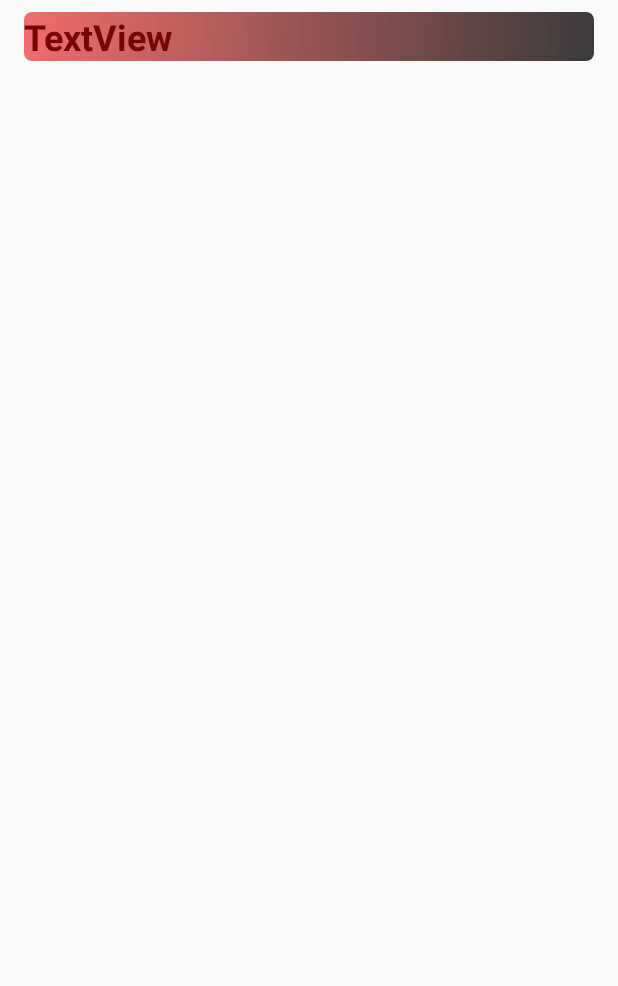
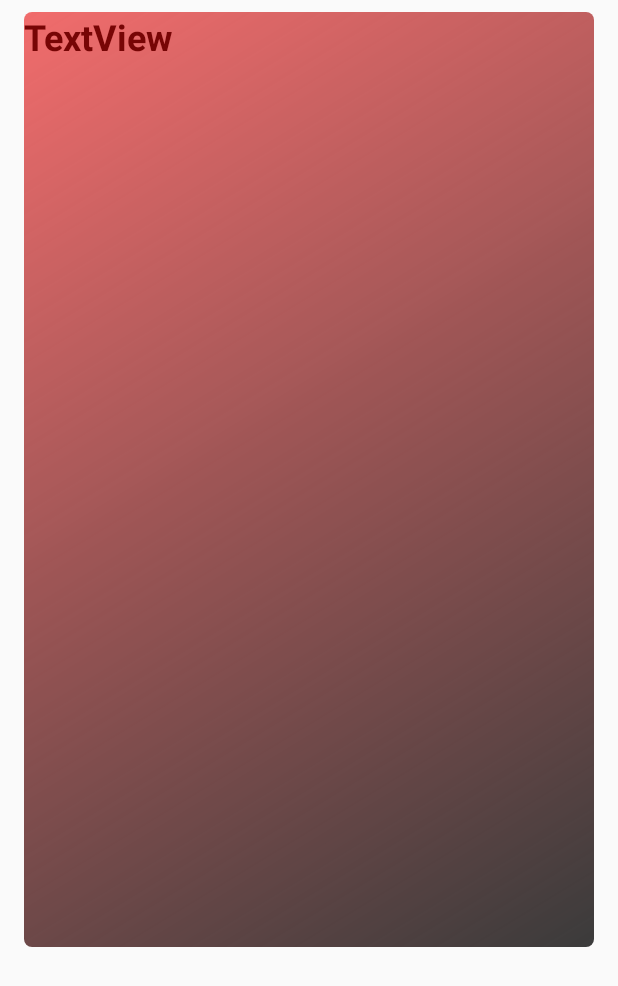
Before and after one commit to dpessoto/MyHeroes, an Android app: the layout adapter_lista.xml on its own in the app's theme, with its tools: preview values and no code run, on a phone screen of 412 x 824 dp. Shown: the top 986 px of the screen. Run offline under Robolectric (Android 15) with nearby library versions, the phone set to English and light mode, and no system bars.

Commit message:
Melhorando o adapter_lista.xml

```diff
--- a/app/src/main/res/layout/adapter_lista.xml
+++ b/app/src/main/res/layout/adapter_lista.xml
@@ -29,8 +29,10 @@
 
     <ImageView
         android:id="@+id/imagePersonagem"
-        android:layout_width="match_parent"
-        android:layout_height="match_parent"
+        android:layout_width="850px"
+        android:layout_height="850px"
+        android:layout_gravity="center"
+        android:layout_marginBottom="24dp"
         android:scaleType="fitXY" />
 
 </LinearLayout>
```
